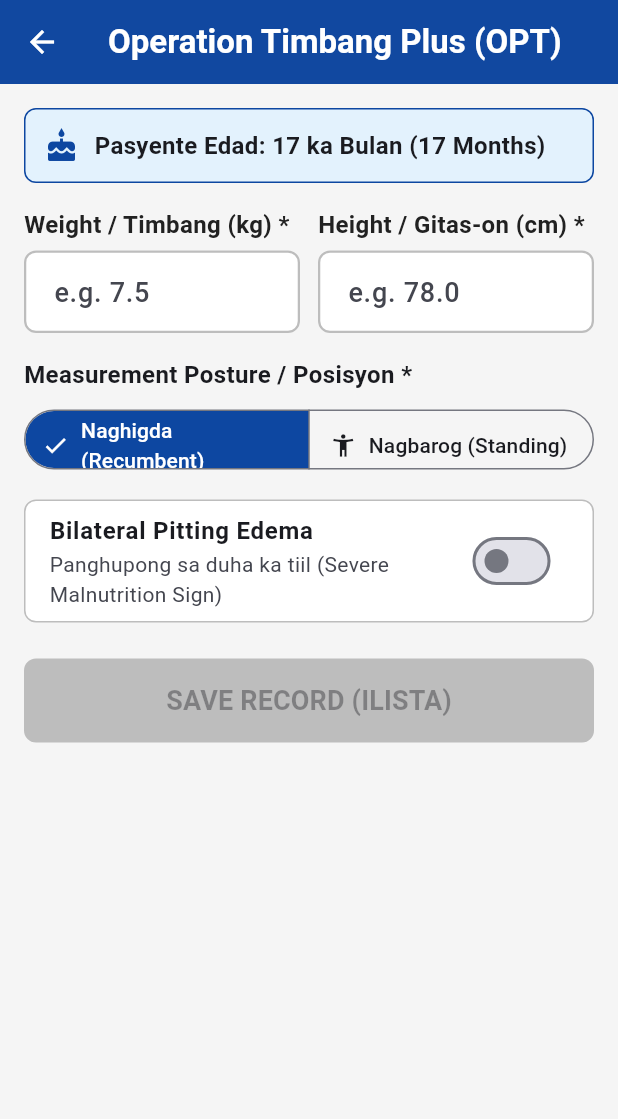
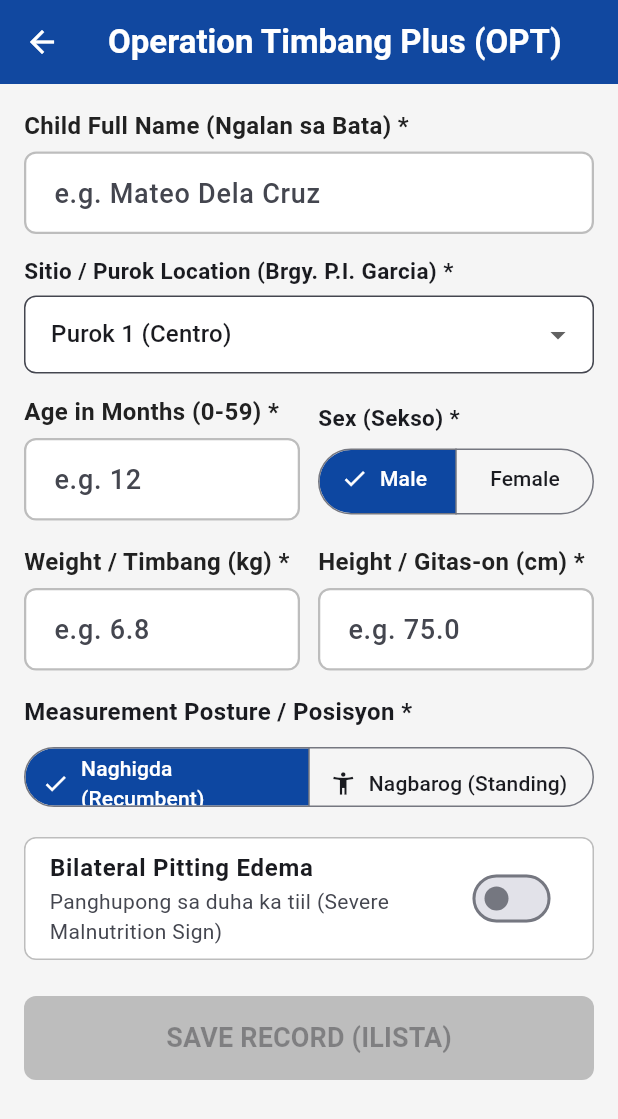
Before and after one commit to CodeWTHCarl/pintig-system, a Flutter app: the screen it shows after launch, after a tap on "Operation Timbang Plus (TCL-OPT)", on a phone screen of 412 x 824 dp. Shown: the top 1119 px of the screen. Run offline on Flutter 3.47's test engine with Material 3 defaults, Android fonts, the phone set to English and light mode, and no system bars; our stand-ins replace drift, flutter_riverpod, shared_preferences; missing offline and left inert: workmanager; accounts and stored records are empty; generated files the repository leaves out were written again; statements that could not run were skipped.

Commit message:
feat(sync): add patient and purok tracking across all intake forms, implement immunization AEFI triage alerts, and connect live monthly KPI counter increments to the web dashboard.

```diff
--- a/client_mobile/lib/presentation/screens/immunization_screen.dart
+++ b/client_mobile/lib/presentation/screens/immunization_screen.dart
@@ -17,12 +17,22 @@ class ImmunizationScreen extends ConsumerStatefulWidget {
 }
 
 class _ImmunizationScreenState extends ConsumerState<ImmunizationScreen> {
+  final TextEditingController _nameController = TextEditingController();
   final TextEditingController _dateController = TextEditingController();
   final TextEditingController _lotController = TextEditingController();
   final TextEditingController _aefiNotesController = TextEditingController();
   final DateFormat _dateFormat = DateFormat('yyyy-MM-dd');
 
   static const List<String> _antigens = ['BCG', 'HEPB', 'PENTA', 'OPV', 'IPV', 'PCV', 'MCV'];
+  static const List<String> _sitioOptions = [
+    'Purok 1 (Centro)',
+    'Purok 2',
+    'Purok 3',
+    'Purok 4',
+    'Purok 5',
+    'Sitio Tinago',
+    'Sitio Anas',
+  ];
 
   @override
   void initState() {
@@ -32,6 +42,7 @@ class _ImmunizationScreenState extends ConsumerState<ImmunizationScreen> {
 
   @override
   void dispose() {
+    _nameController.dispose();
     _dateController.dispose();
     _lotController.dispose();
     _aefiNotesController.dispose();
@@ -88,7 +99,6 @@ class _ImmunizationScreenState extends ConsumerState<ImmunizationScreen> {
         child: Column(
           crossAxisAlignment: CrossAxisAlignment.start,
           children: [
-            // Deterministic Interval Violation Warning
             if (formState.intervalViolationMessage != null) ...[
               PintigCdssBanner(
                 title: 'EPI Spacing Rule Violation',
@@ -99,7 +109,6 @@ class _ImmunizationScreenState extends ConsumerState<ImmunizationScreen> {
               const SizedBox(height: 16.0),
             ],
 
-            // AEFI High-Risk CDSS Alert Banner
             if (formState.aefiReported) ...[
               const PintigCdssBanner(
                 title: 'High Risk: Suspected AEFI Reaction',
@@ -118,6 +127,39 @@ class _ImmunizationScreenState extends ConsumerState<ImmunizationScreen> {
               ),
               const SizedBox(height: 16.0),
             ],
+
+            // Child Identification
+            PintigTextField(
+              label: 'Child Full Name (Ngalan sa Bata) *',
+              hint: 'e.g. Lucas Villanueva',
+              controller: _nameController,
+              onChanged: notifier.setPatientName,
+            ),
+            const SizedBox(height: 14.0),
+
+            const Text(
+              'Sitio / Purok Location (Brgy. P.I. Garcia) *',
+              style: TextStyle(fontSize: 15.0, fontWeight: FontWeight.bold),
+            ),
+            const SizedBox(height: 6.0),
+            DropdownButtonFormField<String>(
+              value: formState.sitioPurok,
+              decoration: InputDecoration(
+                filled: true,
+                fillColor: Colors.white,
+                contentPadding: const EdgeInsets.symmetric(horizontal: 14, vertical: 14),
+                border: OutlineInputBorder(
+                  borderRadius: BorderRadius.circular(PintigTokens.inputRadius),
+                ),
+              ),
+              items: _sitioOptions
+                  .map((s) => DropdownMenuItem(value: s, child: Text(s)))
+                  .toList(),
+              onChanged: (val) {
+                if (val != null) notifier.setSitioPurok(val);
+              },
+            ),
+            const SizedBox(height: 16.0),
 
             // Antigen Selection Picker
             const Text(
--- a/client_mobile/lib/presentation/screens/maternal_intake_screen.dart
+++ b/client_mobile/lib/presentation/screens/maternal_intake_screen.dart
@@ -18,6 +18,7 @@ class MaternalIntakeScreen extends ConsumerStatefulWidget {
 }
 
 class _MaternalIntakeScreenState extends ConsumerState<MaternalIntakeScreen> {
+  final TextEditingController _nameController = TextEditingController();
   final TextEditingController _lmpController = TextEditingController();
   final TextEditingController _edcController = TextEditingController();
   final TextEditingController _systolicController = TextEditingController();
@@ -27,8 +28,19 @@ class _MaternalIntakeScreenState extends ConsumerState<MaternalIntakeScreen> {
 
   final DateFormat _dateFormat = DateFormat('yyyy-MM-dd');
 
+  static const List<String> _sitioOptions = [
+    'Purok 1 (Centro)',
+    'Purok 2',
+    'Purok 3',
+    'Purok 4',
+    'Purok 5',
+    'Sitio Tinago',
+    'Sitio Anas',
+  ];
+
   @override
   void dispose() {
+    _nameController.dispose();
     _lmpController.dispose();
     _edcController.dispose();
     _systolicController.dispose();
@@ -116,6 +128,39 @@ class _MaternalIntakeScreenState extends ConsumerState<MaternalIntakeScreen> {
               ),
               const SizedBox(height: 16.0),
             ],
+
+            // Patient Demographic Identification
+            PintigTextField(
+              label: 'Patient Full Name (Ngalan sa Inahan) *',
+              hint: 'e.g. Maria Clara Santos',
+              controller: _nameController,
+              onChanged: notifier.setPatientName,
+            ),
+            const SizedBox(height: 14.0),
+
+            const Text(
+              'Sitio / Purok Location (Brgy. P.I. Garcia) *',
+              style: TextStyle(fontSize: 15.0, fontWeight: FontWeight.bold),
+            ),
+            const SizedBox(height: 6.0),
+            DropdownButtonFormField<String>(
+              value: formState.sitioPurok,
+              decoration: InputDecoration(
+                filled: true,
+                fillColor: Colors.white,
+                contentPadding: const EdgeInsets.symmetric(horizontal: 14, vertical: 14),
+                border: OutlineInputBorder(
+                  borderRadius: BorderRadius.circular(PintigTokens.inputRadius),
+                ),
+              ),
+              items: _sitioOptions
+                  .map((s) => DropdownMenuItem(value: s, child: Text(s)))
+                  .toList(),
+              onChanged: (val) {
+                if (val != null) notifier.setSitioPurok(val);
+              },
+            ),
+            const SizedBox(height: 14.0),
 
             // Obstetric Dates Section
             PintigTextField(
--- a/client_mobile/lib/presentation/screens/opt_nutrition_screen.dart
+++ b/client_mobile/lib/presentation/screens/opt_nutrition_screen.dart
@@ -11,6 +11,16 @@ class OptNutritionScreen extends ConsumerWidget {
   final AutoDisposeStateNotifierProvider<OptIntakeNotifier, OptFormState> provider;
 
   const OptNutritionScreen({super.key, required this.provider});
+
+  static const List<String> _sitioOptions = [
+    'Purok 1 (Centro)',
+    'Purok 2',
+    'Purok 3',
+    'Purok 4',
+    'Purok 5',
+    'Sitio Tinago',
+    'Sitio Anas',
+  ];
 
   @override
   Widget build(BuildContext context, WidgetRef ref) {
@@ -55,24 +65,80 @@ class OptNutritionScreen extends ConsumerWidget {
               const SizedBox(height: 16.0),
             ],
 
-            // Patient Age Readout
-            Container(
-              padding: const EdgeInsets.all(12.0),
-              decoration: BoxDecoration(
-                color: Colors.blue.shade50,
-                borderRadius: BorderRadius.circular(8.0),
-                border: Border.all(color: PintigTokens.primaryBlue),
+            // Child Identification
+            PintigTextField(
+              label: 'Child Full Name (Ngalan sa Bata) *',
+              hint: 'e.g. Mateo Dela Cruz',
+              onChanged: notifier.setPatientName,
+            ),
+            const SizedBox(height: 14.0),
+
+            const Text(
+              'Sitio / Purok Location (Brgy. P.I. Garcia) *',
+              style: TextStyle(fontSize: 15.0, fontWeight: FontWeight.bold),
+            ),
+            const SizedBox(height: 6.0),
+            DropdownButtonFormField<String>(
+              value: formState.sitioPurok,
+              decoration: InputDecoration(
+                filled: true,
+                fillColor: Colors.white,
+                contentPadding: const EdgeInsets.symmetric(horizontal: 14, vertical: 14),
+                border: OutlineInputBorder(
+                  borderRadius: BorderRadius.circular(PintigTokens.inputRadius),
+                ),
               ),
-              child: Row(
-                children: [
-                  const Icon(Icons.cake, color: PintigTokens.primaryBlue),
-                  const SizedBox(width: 10.0),
-                  Text(
-                    'Pasyente Edad: ${formState.ageMonths} ka Bulan (${formState.ageMonths} Months)',
-                    style: const TextStyle(fontWeight: FontWeight.bold, fontSize: 16.0),
+              items: _sitioOptions
+                  .map((s) => DropdownMenuItem(value: s, child: Text(s)))
+                  .toList(),
+              onChanged: (val) {
+                if (val != null) notifier.setSitioPurok(val);
+              },
+            ),
+            const SizedBox(height: 14.0),
+
+            // Age in Months & Sex Row
+            Row(
+              crossAxisAlignment: CrossAxisAlignment.end,
+              children: [
+                Expanded(
+                  child: PintigTextField(
+                    label: 'Age in Months (0-59) *',
+                    hint: 'e.g. 12',
+                    keyboardType: TextInputType.number,
+                    onChanged: (v) => notifier.setAgeMonths(int.tryParse(v) ?? 18),
                   ),
-                ],
-              ),
+                ),
+                const SizedBox(width: 12.0),
+                Expanded(
+                  child: Column(
+                    crossAxisAlignment: CrossAxisAlignment.start,
+                    children: [
+                      const Text(
+                        'Sex (Sekso) *',
+                        style: TextStyle(fontSize: 15.0, fontWeight: FontWeight.bold),
+                      ),
+                      const SizedBox(height: 6.0),
+                      SizedBox(
+                        height: 52,
+                        width: double.infinity,
+                        child: SegmentedButton<String>(
+                          segments: const [
+                            ButtonSegment(value: 'M', label: Text('Male')),
+                            ButtonSegment(value: 'F', label: Text('Female')),
+                          ],
+                          selected: {formState.sex},
+                          onSelectionChanged: (sel) => notifier.setSex(sel.first),
+                          style: SegmentedButton.styleFrom(
+                            selectedBackgroundColor: PintigTokens.primaryBlue,
+                            selectedForegroundColor: Colors.white,
+                          ),
+                        ),
+                      ),
+                    ],
+                  ),
+                ),
+              ],
             ),
             const SizedBox(height: 16.0),
 
@@ -82,7 +148,7 @@ class OptNutritionScreen extends ConsumerWidget {
                 Expanded(
                   child: PintigTextField(
                     label: 'Weight / Timbang (kg) *',
-                    hint: 'e.g. 7.5',
+                    hint: 'e.g. 6.8',
                     keyboardType: const TextInputType.numberWithOptions(decimal: true),
                     onChanged: (v) => notifier.setWeight(double.tryParse(v)),
                   ),
@@ -91,7 +157,7 @@ class OptNutritionScreen extends ConsumerWidget {
                 Expanded(
                   child: PintigTextField(
                     label: 'Height / Gitas-on (cm) *',
-                    hint: 'e.g. 78.0',
+                    hint: 'e.g. 75.0',
                     keyboardType: const TextInputType.numberWithOptions(decimal: true),
                     onChanged: (v) => notifier.setHeight(double.tryParse(v)),
                   ),
--- a/client_mobile/lib/presentation/state/opt_intake_notifier.dart
+++ b/client_mobile/lib/presentation/state/opt_intake_notifier.dart
@@ -4,6 +4,9 @@ import '../../data/repositories/encounter_repository.dart';
 import '../../domain/cdss/who_anthro_engine.dart';
 
 class OptFormState {
+  final String patientName;
+  final String sitioPurok;
+  final String sex;
   final DateTime birthdate;
   final DateTime measurementDate;
   final int ageMonths;
@@ -17,12 +20,15 @@ class OptFormState {
   final bool isSuccess;
 
   const OptFormState({
+    this.patientName = '',
+    this.sitioPurok = 'Purok 1 (Centro)',
+    this.sex = 'M',
     required this.birthdate,
     required this.measurementDate,
     required this.ageMonths,
     this.weightKg,
     this.heightCm,
-    this.posture = MeasurementPosture.standing,
+    this.posture = MeasurementPosture.recumbent,
     this.hasEdema = false,
     this.anthroEvaluation,
     this.isSubmitting = false,
@@ -31,6 +37,7 @@ class OptFormState {
   });
 
   bool get isValid =>
+      patientName.trim().isNotEmpty &&
       weightKg != null &&
       weightKg! > 0 &&
       heightCm != null &&
@@ -40,6 +47,9 @@ class OptFormState {
       anthroEvaluation != null;
 
   OptFormState copyWith({
+    String? patientName,
+    String? sitioPurok,
+    String? sex,
     DateTime? birthdate,
     DateTime? measurementDate,
     int? ageMonths,
@@ -53,6 +63,9 @@ class OptFormState {
     bool isSuccess = false,
   }) {
     return OptFormState(
+      patientName: patientName ?? this.patientName,
+      sitioPurok: sitioPurok ?? this.sitioPurok,
+      sex: sex ?? this.sex,
       birthdate: birthdate ?? this.birthdate,
       measurementDate: measurementDate ?? this.measurementDate,
       ageMonths: ageMonths ?? this.ageMonths,
@@ -72,20 +85,20 @@ class OptIntakeNotifier extends StateNotifier<OptFormState> {
   final EncounterRepository _repository;
   final WhoAnthroEngine _anthroEngine;
   final String patientUuid;
-  final String patientSex;
   final String bhwUserId;
 
   OptIntakeNotifier({
     required EncounterRepository repository,
     WhoAnthroEngine? anthroEngine,
     required this.patientUuid,
-    required this.patientSex,
+    required String patientSex,
     required this.bhwUserId,
     required DateTime initialBirthdate,
   })  : _repository = repository,
         _anthroEngine = anthroEngine ?? const WhoAnthroEngine(),
         super(
           OptFormState(
+            sex: patientSex,
             birthdate: initialBirthdate,
             measurementDate: DateTime.now(),
             ageMonths: _computeMonths(initialBirthdate, DateTime.now()),
@@ -98,6 +111,21 @@ class OptIntakeNotifier extends StateNotifier<OptFormState> {
   static int _computeMonths(DateTime birthdate, DateTime target) {
     final days = target.difference(birthdate).inDays;
     return (days / 30.4375).floor().clamp(0, 59);
+  }
+
+  void setPatientName(String name) => state = state.copyWith(patientName: name);
+  void setSitioPurok(String sitio) => state = state.copyWith(sitioPurok: sitio);
+
+  void setAgeMonths(int months) {
+    final clamped = months.clamp(0, 59);
+    final autoPosture = clamped < 24 ? MeasurementPosture.recumbent : MeasurementPosture.standing;
+    state = state.copyWith(ageMonths: clamped, posture: autoPosture);
+    _recalculateAnthro();
+  }
+
+  void setSex(String sex) {
+    state = state.copyWith(sex: sex);
+    _recalculateAnthro();
   }
 
   void setWeight(double? weight) {
@@ -129,7 +157,7 @@ class OptIntakeNotifier extends StateNotifier<OptFormState> {
     try {
       final eval = _anthroEngine.evaluate(
         ageMonths: state.ageMonths,
-        sex: patientSex,
+        sex: state.sex,
         weightKg: state.weightKg!,
         heightCm: state.heightCm!,
         posture: state.posture,
@@ -179,6 +207,8 @@ class OptIntakeNotifier extends StateNotifier<OptFormState> {
         hazScore: state.anthroEvaluation!.hazScore,
         wazScore: state.anthroEvaluation!.wazScore,
         nutritionalStatus: statusString,
+        patientName: state.patientName.trim(),
+        sitioPurok: state.sitioPurok,
       );
 
       state = state.copyWith(isSubmitting: false, isSuccess: true);
```
Also changed, not shown: client_mobile/lib/data/services/sync_queue_dispatcher.dart (+41 -60 lines), client_mobile/lib/presentation/state/immunization_intake_notifier.dart (+14 -1 lines), client_mobile/lib/presentation/state/maternal_intake_notifier.dart (+14 -2 lines).
